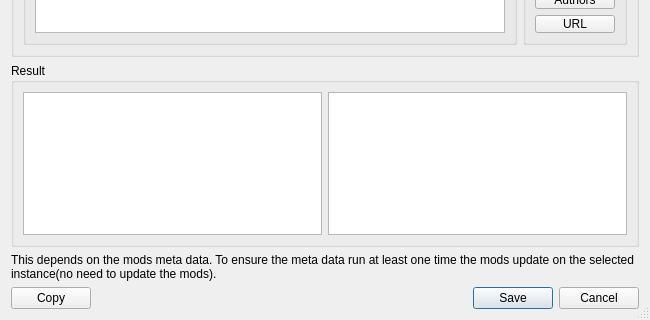
This is launcher/ui/dialogs/ExportToModListDialog.ui in FreesmTeam/FreesmLauncher as Qt 5 draws it before an edit; both pictures show x 0 to 650 and y 206 to 526 of the 650 by 526 pixel window. The edited form follows.
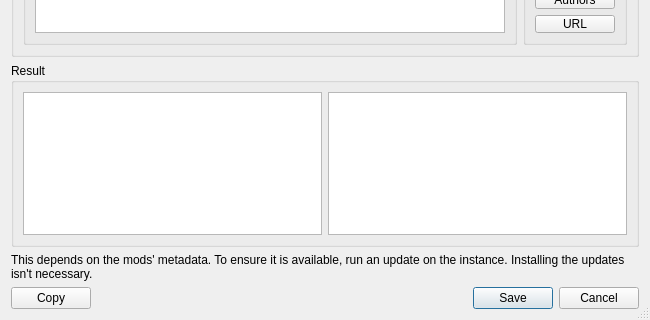
This is the edited form.

Patch:
```diff
--- a/launcher/ui/dialogs/ExportToModListDialog.ui
+++ b/launcher/ui/dialogs/ExportToModListDialog.ui
@@ -173,7 +173,7 @@
      <item>
       <widget class="QLabel" name="warningLabel">
        <property name="text">
-        <string>This depends on the mods meta data. To ensure the meta data run at least one time the mods update on the selected instance(no need to update the mods).</string>
+        <string>This depends on the mods' metadata. To ensure it is available, run an update on the instance. Installing the updates isn't necessary.</string>
        </property>
        <property name="wordWrap">
         <bool>true</bool>
```
